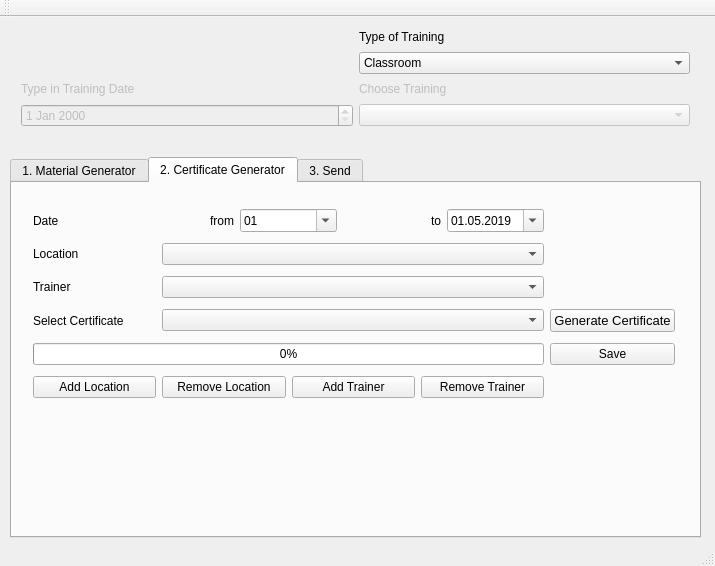
The window that ui/mainwindow.ui (QVllasa/TrainingTool) describes before a commit, drawn with Qt 5.
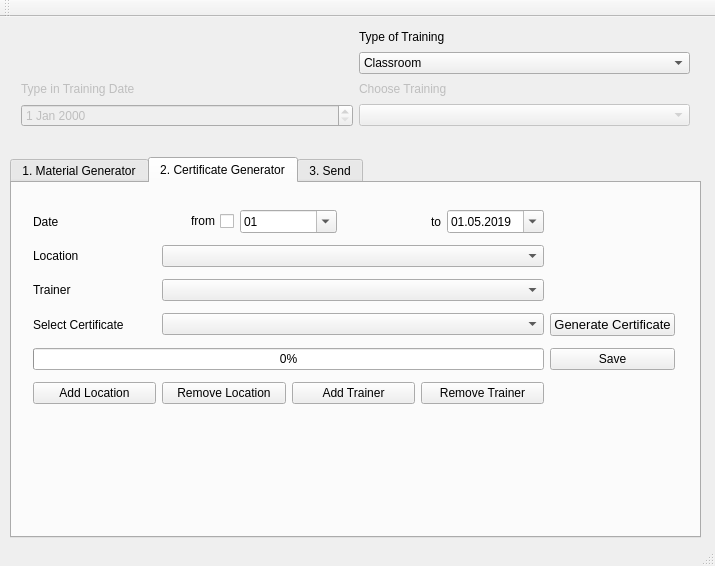
The same window after the commit. The open tabs and pages were chosen to show the change.

Diff of the .ui file:
```diff
--- a/ui/mainwindow.ui
+++ b/ui/mainwindow.ui
@@ -144,7 +144,7 @@
         <x>10</x>
         <y>10</y>
         <width>664</width>
-        <height>223</height>
+        <height>228</height>
        </rect>
       </property>
       <layout class="QGridLayout" name="gridLayout_3">
@@ -242,13 +242,13 @@
           </widget>
          </item>
          <item>
-          <widget class="QLabel" name="label_12">
+          <widget class="QCheckBox" name="checkBoxFrom">
+           <property name="layoutDirection">
+            <enum>Qt::RightToLeft</enum>
+           </property>
            <property name="text">
             <string>from</string>
            </property>
-           <property name="alignment">
-            <set>Qt::AlignRight|Qt::AlignTrailing|Qt::AlignVCenter</set>
-           </property>
           </widget>
          </item>
          <item>
```
Left out of the diff: 2 changed lines with no effect on the pictures.
